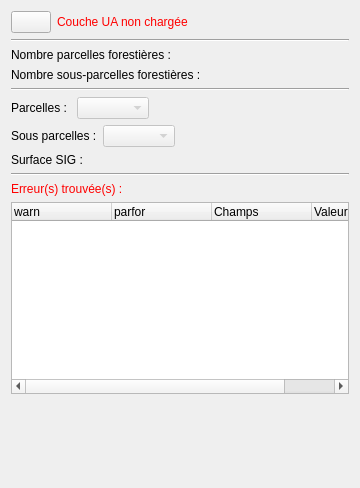
Qt form qsequoia2/modules/ua_checker/ua_checker.ui (SequoiApp/Qsequoia2) before a commit.
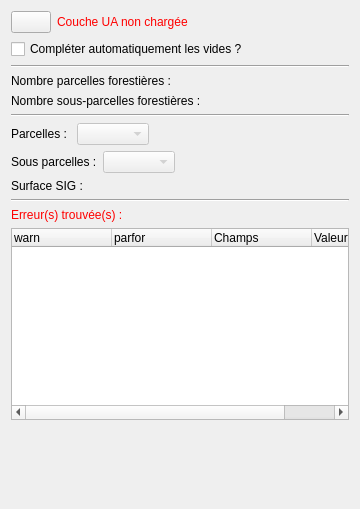
The same form after that commit.

Commit message: add ua_checker option to auto_fill ua when there unique value and null only for a given UG

```diff
--- a/qsequoia2/modules/ua_checker/ua_checker.ui
+++ b/qsequoia2/modules/ua_checker/ua_checker.ui
@@ -7,7 +7,7 @@
     <x>0</x>
     <y>0</y>
     <width>360</width>
-    <height>488</height>
+    <height>509</height>
    </rect>
   </property>
   <property name="windowTitle">
@@ -48,6 +48,16 @@
      </item>
     </layout>
    </item>
+   <item>
+    <widget class="QCheckBox" name="cb_auto_fill">
+     <property name="toolTip">
+      <string>&lt;html&gt;&lt;head/&gt;&lt;body&gt;&lt;p&gt;Si cette option est activée, les valeurs manquantes seront automatiquement complétées pour garantir la cohérence au sein d'une même UG. Par exemple : &amp;quot;01.01 - PLT_PLMT - FRR, VIDE&amp;quot; devient &amp;quot;01.01 - PLT_PLMT - FRR&amp;quot;&lt;/p&gt;&lt;/body&gt;&lt;/html&gt;</string>
+     </property>
+     <property name="text">
+      <string>Compléter automatiquement les vides ?</string>
+     </property>
+    </widget>
+   </item>
    <item>
     <widget class="Line" name="line_3">
      <property name="styleSheet">
```
The commit also changes 2 other files.
